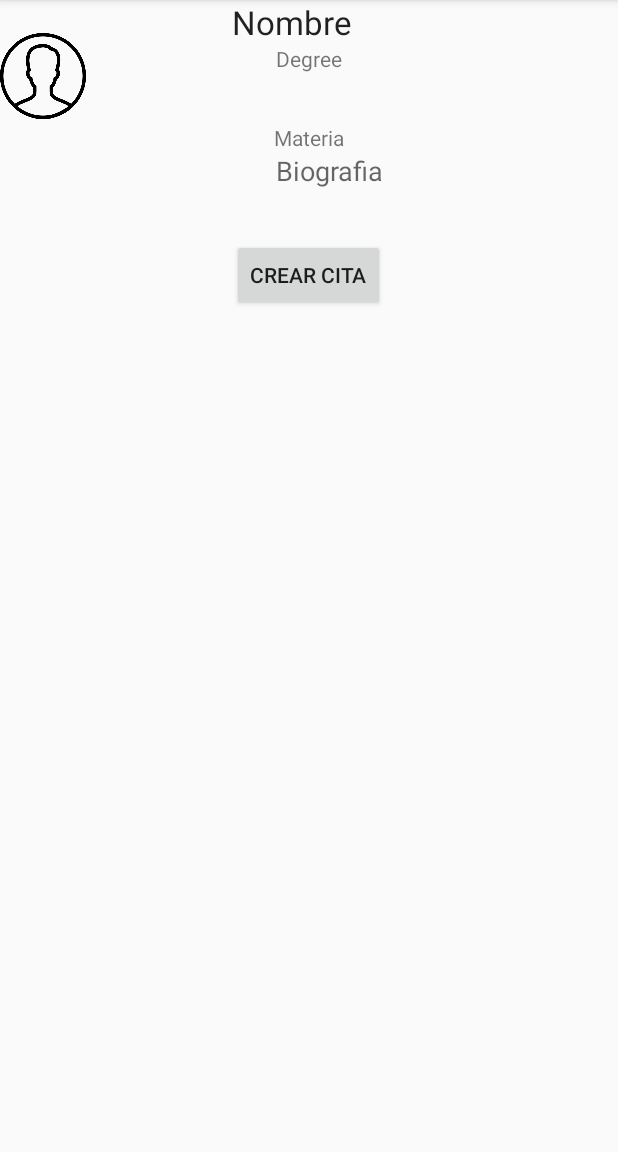
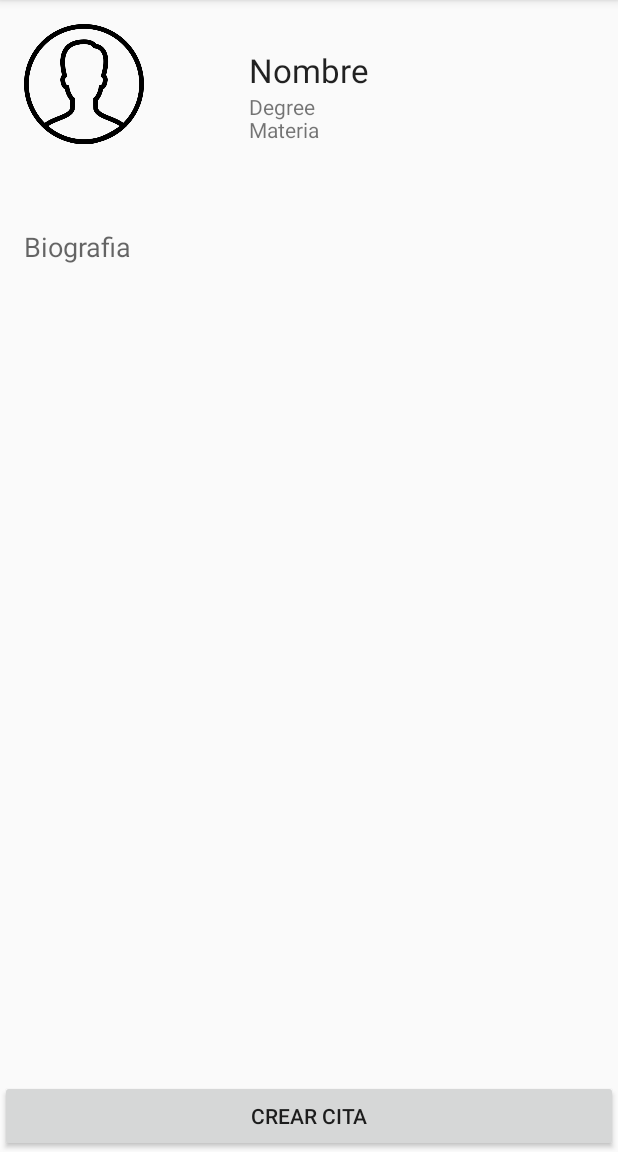
Before and after one commit to SioJL13/Lernen, an Android app: the PerfilTutoresActivity screen opened directly, with no data from a screen before it, on a phone screen of 412 x 824 dp, the part 84-1236 px from its top. Run offline under Robolectric (Android 15) with nearby library versions, the phone set to English and light mode, and no system bars; our stand-ins replace Picasso; pictures from the network do not load.

Commit message:
JSON Fix Perfil tutores diseno

```diff
--- a/app/src/main/java/com/siomarajimenezl/lernen/MainActivity.java
+++ b/app/src/main/java/com/siomarajimenezl/lernen/MainActivity.java
@@ -14,7 +14,7 @@ import org.json.JSONObject;
 import java.util.ArrayList;
 
 //TODO: CAMBIAR TODAS LAS IMAGES
-//TODO: QUE LLAME AL JSON DESDE LOGIN Y SE QUEDE ESTATICO
+
 public class MainActivity extends BaseActivity implements JSONRequest.JSONCallback,AdapterView.OnItemClickListener {
 
     private ListView listaMain;
@@ -36,6 +36,7 @@ public class MainActivity extends BaseActivity implements JSONRequest.JSONCallba
                 .obtainTypedArray(R.array.nav_drawer_icons);//load icons from strings.xml
 
         set(navMenuTitles,navMenuIcons);
+        changeJSON();
 
         this.listaMain = (ListView)findViewById(R.id.listViewMain);
         this.listaMain.setOnItemClickListener(this);
@@ -43,7 +44,7 @@ public class MainActivity extends BaseActivity implements JSONRequest.JSONCallba
 
     }
 
-    public void changeJSON(View v){
+    public void changeJSON(){
         new JSONRequest(this).execute("https://raw.githubusercontent.com/SioJL13/Lernen/master/tutors.json");
     }
 
--- a/app/src/main/java/com/siomarajimenezl/lernen/PerfilTutoresActivity.java
+++ b/app/src/main/java/com/siomarajimenezl/lernen/PerfilTutoresActivity.java
@@ -6,7 +6,10 @@ import android.support.v7.app.AppCompatActivity;
 import android.os.Bundle;
 import android.util.Log;
 import android.view.View;
+import android.widget.ImageView;
 import android.widget.TextView;
+
+import com.squareup.picasso.Picasso;
 
 import org.json.JSONArray;
 import org.json.JSONObject;
@@ -17,6 +20,7 @@ public class PerfilTutoresActivity extends BaseActivity  {
     TextView nombre, materia, escolaridad, descripcion;
     private String[] navMenuTitles;
     private TypedArray navMenuIcons;
+    ImageView picture;
 
     //JSON Request
     private JSONObject jsonObject;
@@ -38,6 +42,8 @@ public class PerfilTutoresActivity extends BaseActivity  {
         materia = (TextView) findViewById(R.id.textMateria);
         escolaridad = (TextView) findViewById(R.id.textDegree);
         descripcion = (TextView) findViewById(R.id.textDescripcion);
+        picture = (ImageView)findViewById(R.id.imageView3);
+
 
         try {
             jsonObject = new JSONObject(getIntent().getStringExtra("pos_json"));
@@ -45,6 +51,7 @@ public class PerfilTutoresActivity extends BaseActivity  {
             String course = jsonObject.get("materia").toString();
             String degree = jsonObject.get("escolaridad").toString();
             String bio = jsonObject.get("biografia").toString();
+            String foto = jsonObject.get("foto").toString();
 
 
             //Log.d("D", nombres);
@@ -52,7 +59,9 @@ public class PerfilTutoresActivity extends BaseActivity  {
             materia.setText(course);
             escolaridad.setText(degree);
             descripcion.setText(bio);
-
+            Picasso.with(getApplicationContext())
+                    .load(foto)
+                    .into(picture);
 
         } catch (Exception e) {
             e.printStackTrace();
--- a/app/src/main/res/layout/activity_main.xml
+++ b/app/src/main/res/layout/activity_main.xml
@@ -39,14 +39,6 @@
                 android:id="@+id/listViewMain"
                 android:layout_below="@+id/buscadorMaterias" />
 
-            <Button
-                android:layout_width="wrap_content"
-                android:layout_height="wrap_content"
-                android:text="New Button"
-                android:id="@+id/button4"
-                android:layout_alignParentTop="true"
-                android:layout_centerHorizontal="true"
-                android:onClick="changeJSON" />
         </RelativeLayout>
 
 
--- a/app/src/main/res/layout/activity_perfil_tutores.xml
+++ b/app/src/main/res/layout/activity_perfil_tutores.xml
@@ -17,6 +17,26 @@
             android:layout_width="match_parent"
             android:layout_height="match_parent">
 
+            <ImageView
+                android:layout_width="80dp"
+                android:layout_height="80dp"
+                android:id="@+id/imageView3"
+                android:src="@drawable/user"
+                android:layout_marginLeft="16dp"
+                android:layout_marginTop="16dp"
+                android:scaleType="fitXY"/>
+
+            <TextView
+                android:layout_width="wrap_content"
+                android:layout_height="wrap_content"
+                android:textAppearance="?android:attr/textAppearanceLarge"
+                android:text="Nombre"
+                android:id="@+id/textName"
+                android:layout_marginTop="16dp"
+                android:layout_marginLeft="60dp"
+                android:layout_alignTop="@+id/imageView3"
+                android:layout_centerHorizontal="true" />
+
             <TextView
                 android:layout_width="wrap_content"
                 android:layout_height="wrap_content"
@@ -24,7 +44,19 @@
                 android:text="Degree"
                 android:id="@+id/textDegree"
                 android:layout_below="@+id/textName"
-                android:layout_centerHorizontal="true" />
+                android:layout_alignLeft="@+id/textName"
+                android:layout_alignStart="@+id/textName" />
+
+            <TextView
+                android:layout_width="wrap_content"
+                android:layout_height="wrap_content"
+                android:textAppearance="?android:attr/textAppearanceSmall"
+                android:text="Materia"
+                android:id="@+id/textMateria"
+                android:layout_alignBottom="@+id/imageView3"
+                android:layout_alignLeft="@+id/textDegree"
+                android:layout_alignStart="@+id/textDegree" />
+
 
             <TextView
                 android:layout_width="wrap_content"
@@ -32,48 +64,22 @@
                 android:textAppearance="?android:attr/textAppearanceMedium"
                 android:text="Biografia"
                 android:id="@+id/textDescripcion"
+                android:layout_marginTop="56dp"
                 android:layout_below="@+id/imageView3"
-                android:layout_alignLeft="@+id/textDegree"
-                android:layout_alignStart="@+id/textDegree" />
+                android:layout_alignLeft="@+id/imageView3"
+                android:layout_alignStart="@+id/imageView3" />
 
-            <ImageView
-                android:layout_width="57dp"
-                android:layout_height="101dp"
-                android:id="@+id/imageView3"
-                android:src="@drawable/user"
-                android:layout_gravity="right|top"
-                android:layout_alignParentTop="true"
-                android:layout_alignParentLeft="true"
-                android:layout_alignParentStart="true" />
 
-            <TextView
-                android:layout_width="wrap_content"
-                android:layout_height="wrap_content"
-                android:textAppearance="?android:attr/textAppearanceLarge"
-                android:text="Nombre"
-                android:id="@+id/textName"
-                android:layout_alignParentTop="true"
-                android:layout_alignLeft="@+id/button"
-                android:layout_alignStart="@+id/button" />
 
             <Button
-                android:layout_width="wrap_content"
+                android:layout_width="fill_parent"
                 android:layout_height="wrap_content"
                 android:text="Crear cita"
                 android:id="@+id/button"
-                android:layout_below="@+id/textDescripcion"
-                android:layout_centerHorizontal="true"
-                android:layout_marginTop="33dp"
-                android:onClick="hacerCitaActivity" />
+                android:onClick="hacerCitaActivity"
+                android:layout_alignParentBottom="true" />
 
-            <TextView
-                android:layout_width="wrap_content"
-                android:layout_height="wrap_content"
-                android:textAppearance="?android:attr/textAppearanceSmall"
-                android:text="Materia"
-                android:id="@+id/textMateria"
-                android:layout_above="@+id/textDescripcion"
-                android:layout_centerHorizontal="true" />
+
 
 
         </RelativeLayout>
```
